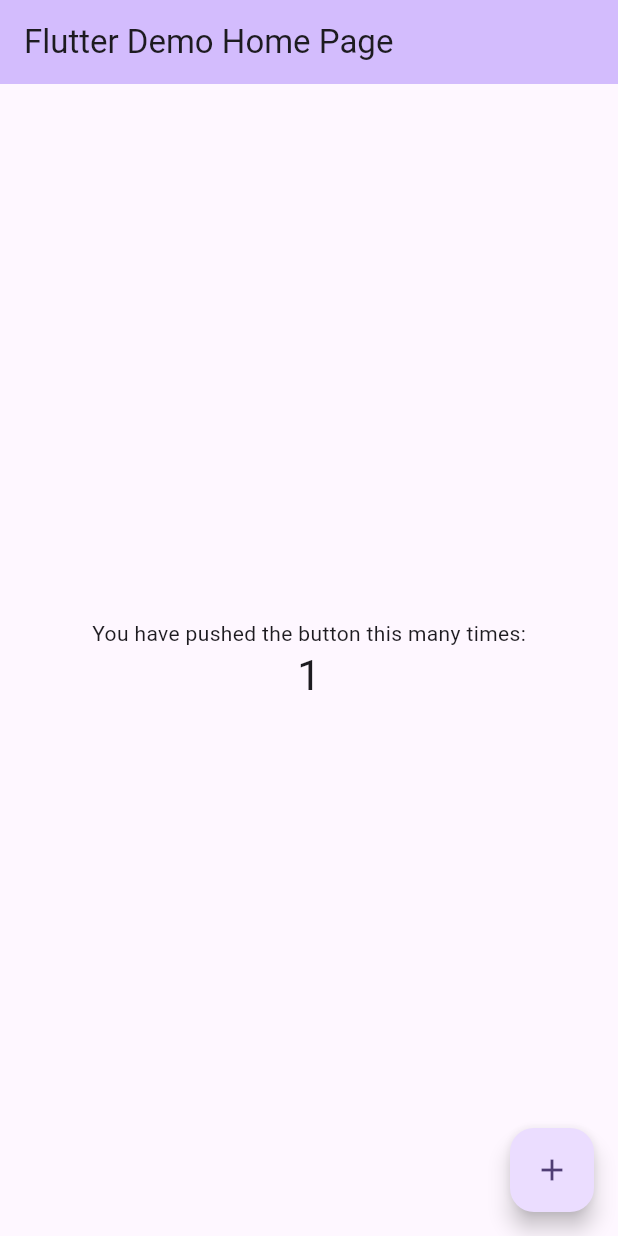
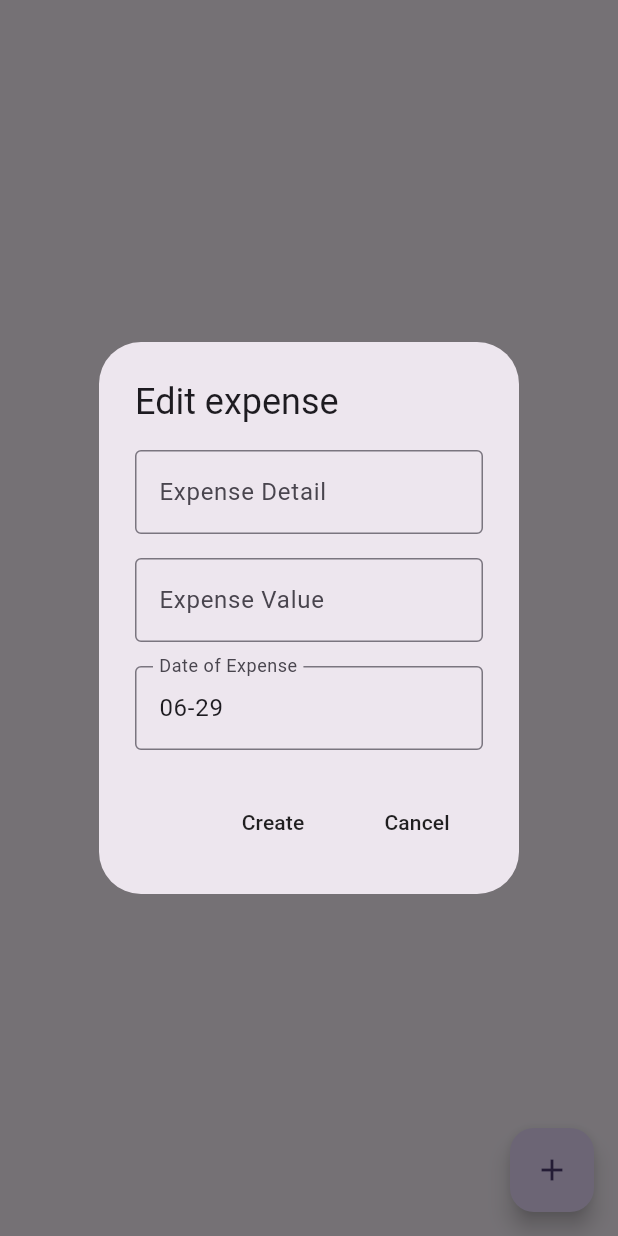
Before and after one commit to nternamehere/minimalist_budgetting, a Flutter app: the screen it shows after launch, after a tap on the "add" icon, on a phone screen of 412 x 824 dp. Run offline on Flutter 3.47's test engine with Material 3 defaults, Android fonts, the phone set to English and light mode, and no system bars; our stand-ins replace flutter_slidable, isar; accounts and stored records are empty; generated files the repository leaves out were written again.

Commit message:
feat(expense): adds ability to view, create, edit, and delete expenses

```diff
--- a/lib/controllers/budget_controller.dart
+++ b/lib/controllers/budget_controller.dart
@@ -1,6 +1,7 @@
 import 'package:flutter/material.dart';
 import 'package:isar/isar.dart';
 import 'package:minimalist_budgetting/models/budget.dart';
+import 'package:minimalist_budgetting/models/category.dart';
 import 'package:path_provider/path_provider.dart';
 
 class BudgetController extends ChangeNotifier {
@@ -9,7 +10,7 @@ class BudgetController extends ChangeNotifier {
 
   static Future<void> initialize() async {
     final dir = await getApplicationDocumentsDirectory();
-    isar = await Isar.open([BudgetSchema], directory: dir.path);
+    isar = await Isar.open([BudgetSchema, CategorySchema], directory: dir.path);
   }
 
   List<Budget> get budgets => _budgets;
--- a/lib/controllers/category_controller.dart
+++ b/lib/controllers/category_controller.dart
@@ -1,5 +1,6 @@
 import 'package:flutter/material.dart';
 import 'package:isar/isar.dart';
+import 'package:minimalist_budgetting/models/budget.dart';
 import 'package:minimalist_budgetting/models/category.dart';
 import 'package:path_provider/path_provider.dart';
 
@@ -9,7 +10,7 @@ class CategoryController extends ChangeNotifier {
 
   static Future<void> initialize() async {
     final dir = await getApplicationDocumentsDirectory();
-    isar = await Isar.open([CategorySchema], directory: dir.path);
+    isar = await Isar.open([CategorySchema, BudgetSchema], directory: dir.path);
   }
 
   List<Category> get categories => _categories;
--- a/lib/controllers/expenses_controller.dart
+++ b/lib/controllers/expenses_controller.dart
@@ -1,5 +1,7 @@
 import 'package:flutter/material.dart';
 import 'package:isar/isar.dart';
+import 'package:minimalist_budgetting/models/budget.dart';
+import 'package:minimalist_budgetting/models/category.dart';
 import 'package:minimalist_budgetting/models/expense.dart';
 import 'package:path_provider/path_provider.dart';
 
--- /dev/null
+++ b/lib/helpers/date_helpers.dart
@@ -0,0 +1,17 @@
+import 'package:intl/intl.dart';
+
+String currentDate() {
+  var now = DateTime.now();
+  var formatter = DateFormat('MM-dd');
+  String formattedDate = formatter.format(now);
+  return formattedDate;
+}
+
+DateTime dateFromString(String string) {
+  try {
+    DateTime date = DateFormat('MM-dd').parse(string);
+    return date;
+  } on FormatException {
+    return DateTime.now();
+  }
+}
--- /dev/null
+++ b/lib/helpers/value_helpers.dart
@@ -0,0 +1,11 @@
+import 'package:intl/intl.dart';
+
+double stringToDouble(String string) {
+  double? value = double.tryParse(string);
+  return value ?? 0;
+}
+
+String formatValue(double value) {
+  final NumberFormat format = NumberFormat.currency(locale: "en_US", symbol: "\$", decimalDigits: 2);
+  return format.format(value);
+}
--- a/lib/main.dart
+++ b/lib/main.dart
@@ -1,125 +1,32 @@
 import 'package:flutter/material.dart';
+import 'package:minimalist_budgetting/controllers/expenses_controller.dart';
+import 'package:minimalist_budgetting/pages/home_page.dart';
+import 'package:provider/provider.dart';
 
-void main() {
-  runApp(const MyApp());
+void main() async {
+  WidgetsFlutterBinding.ensureInitialized();
+
+  await ExpenseController.initialize();
+  runApp(
+    ChangeNotifierProvider(
+      create: (context) => ExpenseController(),
+      child: const MyApp(),
+    ),
+  );
 }
 
 class MyApp extends StatelessWidget {
   const MyApp({super.key});
 
-  // This widget is the root of your application.
   @override
   Widget build(BuildContext context) {
     return MaterialApp(
       title: 'Flutter Demo',
       theme: ThemeData(
-        // This is the theme of your application.
-        //
-        // TRY THIS: Try running your application with "flutter run". You'll see
-        // the application has a purple toolbar. Then, without quitting the app,
-        // try changing the seedColor in the colorScheme below to Colors.green
-        // and then invoke "hot reload" (save your changes or press the "hot
-        // reload" button in a Flutter-supported IDE, or press "r" if you used
-        // the command line to start the app).
-        //
-        // Notice that the counter didn't reset back to zero; the application
-        // state is not lost during the reload. To reset the state, use hot
-        // restart instead.
-        //
-        // This works for code too, not just values: Most code changes can be
-        // tested with just a hot reload.
         colorScheme: ColorScheme.fromSeed(seedColor: Colors.deepPurple),
         useMaterial3: true,
       ),
-      home: const MyHomePage(title: 'Flutter Demo Home Page'),
+      home: const HomePage(),
     );
   }
 }
-
-class MyHomePage extends StatefulWidget {
-  const MyHomePage({super.key, required this.title});
-
-  // This widget is the home page of your application. It is stateful, meaning
-  // that it has a State object (defined below) that contains fields that affect
-  // how it looks.
-
-  // This class is the configuration for the state. It holds the values (in this
-  // case the title) provided by the parent (in this case the App widget) and
-  // used by the build method of the State. Fields in a Widget subclass are
-  // always marked "final".
-
-  final String title;
-
-  @override
-  State<MyHomePage> createState() => _MyHomePageState();
-}
-
-class _MyHomePageState extends State<MyHomePage> {
-  int _counter = 0;
-
-  void _incrementCounter() {
-    setState(() {
-      // This call to setState tells the Flutter framework that something has
-      // changed in this State, which causes it to rerun the build method below
-      // so that the display can reflect the updated values. If we changed
-      // _counter without calling setState(), then the build method would not be
-      // called again, and so nothing would appear to happen.
-      _counter++;
-    });
-  }
-
-  @override
-  Widget build(BuildContext context) {
-    // This method is rerun every time setState is called, for instance as done
-    // by the _incrementCounter method above.
-    //
-    // The Flutter framework has been optimized to make rerunning build methods
-    // fast, so that you can just rebuild anything that needs updating rather
-    // than having to individually change instances of widgets.
-    return Scaffold(
-      appBar: AppBar(
-        // TRY THIS: Try changing the color here to a specific color (to
-        // Colors.amber, perhaps?) and trigger a hot reload to see the AppBar
-        // change color while the other colors stay the same.
-        backgroundColor: Theme.of(context).colorScheme.inversePrimary,
-        // Here we take the value from the MyHomePage object that was created by
-        // the App.build method, and use it to set our appbar title.
-        title: Text(widget.title),
-      ),
-      body: Center(
-        // Center is a layout widget. It takes a single child and positions it
-        // in the middle of the parent.
-        child: Column(
-          // Column is also a layout widget. It takes a list of children and
-          // arranges them vertically. By default, it sizes itself to fit its
-          // children horizontally, and tries to be as tall as its parent.
-          //
-          // Column has various properties to control how it sizes itself and
-          // how it positions its children. Here we use mainAxisAlignment to
-          // center the children vertically; the main axis here is the vertical
-          // axis because Columns are vertical (the cross axis would be
-          // horizontal).
-          //
-          // TRY THIS: Invoke "debug painting" (choose the "Toggle Debug Paint"
-          // action in the IDE, or press "p" in the console), to see the
-          // wireframe for each widget.
-          mainAxisAlignment: MainAxisAlignment.center,
-          children: <Widget>[
-            const Text(
-              'You have pushed the button this many times:',
-            ),
-            Text(
-              '$_counter',
-              style: Theme.of(context).textTheme.headlineMedium,
-            ),
-          ],
-        ),
-      ),
-      floatingActionButton: FloatingActionButton(
-        onPressed: _incrementCounter,
-        tooltip: 'Increment',
-        child: const Icon(Icons.add),
-      ), // This trailing comma makes auto-formatting nicer for build methods.
-    );
-  }
-}
--- a/lib/models/category.dart
+++ b/lib/models/category.dart
@@ -12,8 +12,8 @@ class Category {
   String name;
   bool archived = false;
 
-  @Backlink(to: 'category')
-  final expenses = IsarLinks<Expense>();
+  // @Backlink(to: 'category')
+  // final expenses = IsarLinks<Expense>();
 
   @Backlink(to: 'category')
   final budgets = IsarLinks<Budget>();
--- a/lib/models/expense.dart
+++ b/lib/models/expense.dart
@@ -10,7 +10,8 @@ class Expense {
   Id id = Isar.autoIncrement;
   String detail;
   double value;
-  final category = IsarLink<Category>();
+  DateTime date;
+  // final category = IsarLink<Category>();
 
-  Expense({required this.detail, required this.value});
+  Expense({required this.detail, required this.value, required this.date});
 }
--- /dev/null
+++ b/lib/pages/home_page.dart
@@ -0,0 +1,224 @@
+import 'package:flutter/material.dart';
+import 'package:minimalist_budgetting/widgets/expense_tile.dart';
+import 'package:provider/provider.dart';
+import 'package:minimalist_budgetting/controllers/expenses_controller.dart';
+import 'package:minimalist_budgetting/helpers/date_helpers.dart';
+import 'package:minimalist_budgetting/helpers/value_helpers.dart';
+import 'package:minimalist_budgetting/models/expense.dart';
+
+class HomePage extends StatefulWidget {
+  const HomePage({super.key});
+
+  @override
+  State<HomePage> createState() => _HomePageState();
+}
+
+class _HomePageState extends State<HomePage> {
+  TextEditingController detailController = TextEditingController();
+  TextEditingController valueController = TextEditingController();
+  TextEditingController dateController =
+      TextEditingController(text: currentDate());
+
+  @override
+  void initState() {
+    Provider.of<ExpenseController>(context, listen: false).list();
+
+    super.initState();
+  }
+
+  void openNewExpenseBox() {
+    showDialog(
+      context: context,
+      builder: (context) => AlertDialog(
+        title: const Text("Edit expense"),
+        content: Column(
+          mainAxisSize: MainAxisSize.min,
+          children: [
+            TextField(
+              controller: detailController,
+              decoration: const InputDecoration(
+                border: OutlineInputBorder(),
+                labelText: 'Expense Detail',
+              ),
+            ),
+            const SizedBox(height: 16),
+            TextField(
+              controller: valueController,
+              decoration: const InputDecoration(
+                border: OutlineInputBorder(),
+                labelText: 'Expense Value',
+              ),
+              keyboardType: TextInputType.number,
+            ),
+            const SizedBox(height: 16),
+            TextField(
+              controller: dateController,
+              decoration: const InputDecoration(
+                border: OutlineInputBorder(),
+                labelText: 'Date of Expense',
+              ),
+              keyboardType: TextInputType.datetime,
+            )
+          ],
+        ),
+        actions: [
+          _createButton(),
+          _cancelButton(),
+        ],
+      ),
+    );
+  }
+
+  void openDeleteBox(Expense expense) {
+    showDialog(
+      context: context,
+      builder: (context) => AlertDialog(
+        title: const Text("Delete expense"),
+        actions: [
+          _deleteButton(expense),
+          _cancelButton(),
+        ],
+      ),
+    );
+  }
+
+  void openEditBox(Expense expense) {
+    String detail = expense.detail;
+    String value = expense.value.toString();
+
+    detailController.text = detail;
+    valueController.text = value;
+
+
+    showDialog(
+      context: context,
+      builder: (context) => AlertDialog(
+        title: const Text("Edit expense"),
+        content: Column(
+          mainAxisSize: MainAxisSize.min,
+          children: [
+            TextField(
+              controller: detailController,
+              decoration: const InputDecoration(
+                border: OutlineInputBorder(),
+                labelText: 'Expense Detail',
+              ),
+            ),
+            const SizedBox(height: 16),
+            TextField(
+              controller: valueController,
+              decoration: const InputDecoration(
+                border: OutlineInputBorder(),
+                labelText: 'Expense Value',
+              ),
+              keyboardType: TextInputType.number,
+            ),
+            const SizedBox(height: 16),
+            TextField(
+              controller: dateController,
+              decoration: const InputDecoration(
+                border: OutlineInputBorder(),
+                labelText: 'Date of Expense',
+              ),
+              keyboardType: TextInputType.datetime,
+            )
+          ],
+        ),
+        actions: [
+          _editButton(expense),
+          _cancelButton(),
+        ],
+      ),
+    );
+  }
+
+  @override
+  Widget build(BuildContext context) {
+    return Consumer<ExpenseController>(
+      builder: (context, value, child) => Scaffold(
+        floatingActionButton: FloatingActionButton(
+          onPressed: openNewExpenseBox,
+          child: const Icon(Icons.add),
+        ),
+        body: ListView.builder(
+          itemCount: value.expenses.length,
+          itemBuilder: (context, index) {
+            Expense expense = value.expenses[index];
+            return ExpenseTile(
+              title: expense.detail,
+              value: formatValue(expense.value),
+              onDeletePressed: (context) => openDeleteBox(expense),
+              onEditPressed: (context) => openEditBox(expense),
+            );
+          },
+          )
+      )
+    );
+  }
+
+  Widget _createButton() {
+    return MaterialButton(
+      onPressed: () async {
+        String detail = detailController.text;
+        String value = valueController.text;
+        String date = dateController.text;
+
+        if (detail.isNotEmpty && value.isNotEmpty && date.isNotEmpty) {
+          Navigator.pop(context);
+
+          Expense expense = Expense(date: dateFromString(date), detail: detail, value: stringToDouble(value));
+          await context.read<ExpenseController>().create(expense);
+
+          _resetTextControllers();
+        }
+      },
+      child: const Text('Create'),
+    );
+  }
+
+  Widget _editButton(Expense expense) {
+    return MaterialButton(
+      onPressed: () async {
+        String detail = detailController.text;
+        String value = valueController.text;
+        String date = dateController.text;
+
+        if (detail.isNotEmpty || value.isNotEmpty || date.isNotEmpty) {
+          Navigator.pop(context);
+
+          Expense updatedExpense = Expense(date: dateFromString(date), detail: detail, value: stringToDouble(value));
+          await context.read<ExpenseController>().update(expense.id, updatedExpense);
+
+          _resetTextControllers();
+        }
+      },
+      child: const Text('Edit'),
+    );
+  }
+
+  Widget _cancelButton() {
+    return MaterialButton(
+      onPressed: () {
+        Navigator.pop(context);
+        _resetTextControllers();
+      },
+      child: const Text('Cancel'),
+    );
+  }
+
+  Widget _deleteButton(Expense expense) {
+    return MaterialButton(
+      onPressed: () async {
+        Navigator.pop(context);
+        await context.read<ExpenseController>().delete(expense.id);
+      },
+      child: const Text('Delete'),
+    );
+  }
+
+  void _resetTextControllers() {
+    detailController.clear();
+    valueController.clear();
+    dateController.text = currentDate();
+  }
+}
--- a/pubspec.yaml
+++ b/pubspec.yaml
@@ -38,6 +38,9 @@ dependencies:
   isar: ^3.1.0+1
   isar_flutter_libs: ^3.1.0+1
   path_provider: ^2.1.3
+  provider: ^6.1.2
+  intl: ^0.19.0
+  flutter_slidable: ^3.1.0
 
 dev_dependencies:
   flutter_test:
```
Also changed, not shown: lib/pages/category_page.dart (added, +15 -0 lines), lib/widgets/expense_tile.dart (added, +42 -0 lines), lib/models/category.g.dart, lib/models/expense.g.dart, pubspec.lock, 10 other files.
